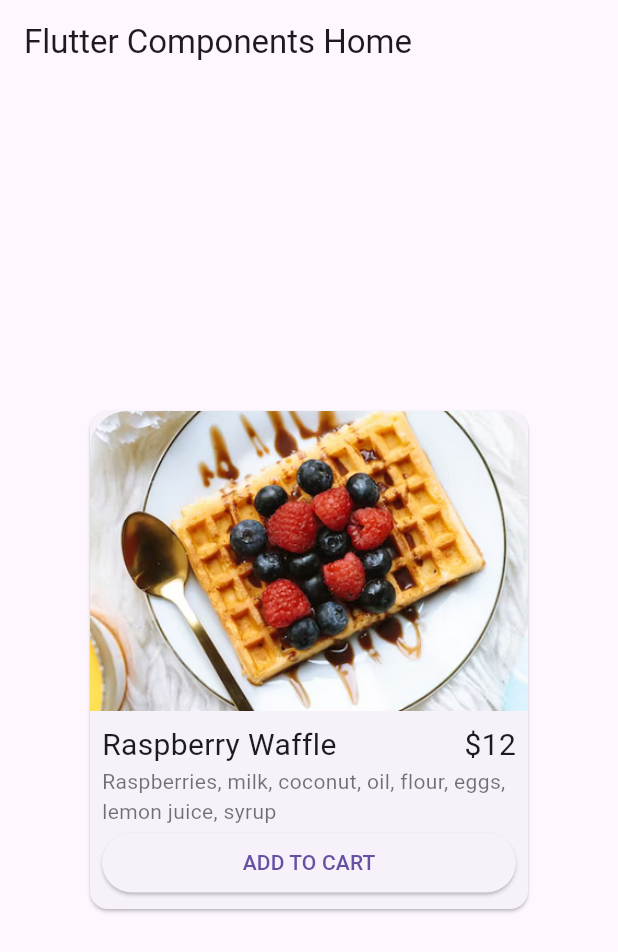
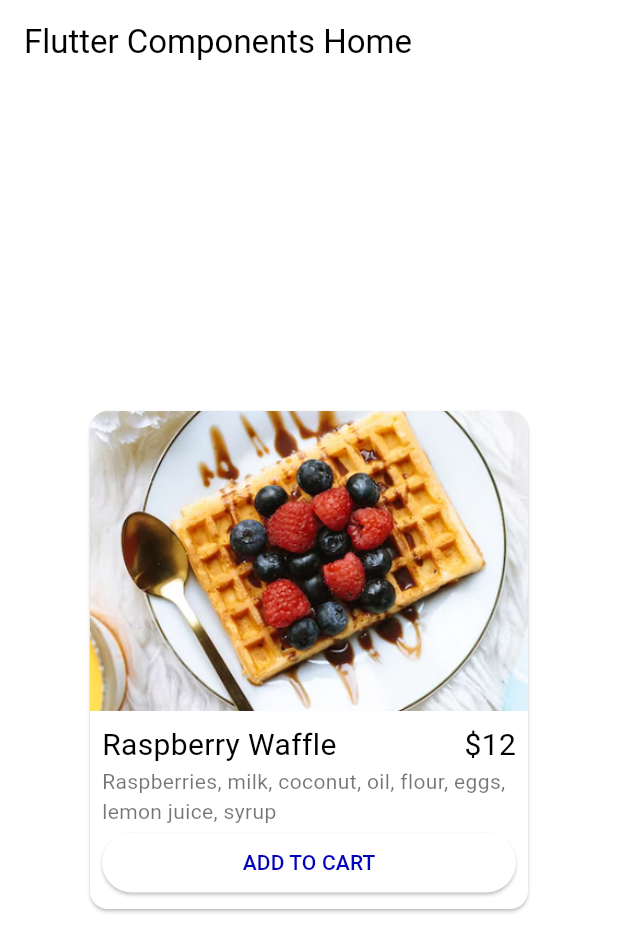
Before and after one commit to RobKabob1/Flutter-Components, a Flutter app: the screen it shows after launch, on a phone screen of 412 x 824 dp. Shown: the top 952 px of the screen. Run offline on Flutter 3.47's test engine with Material 3 defaults, Android fonts, the phone set to English and light mode, and no system bars.

```diff
--- a/lib/food_card.dart
+++ b/lib/food_card.dart
@@ -15,8 +15,8 @@ class FoodCard extends StatelessWidget {
               Container(
                 decoration: const BoxDecoration(
                   borderRadius: BorderRadius.only(
-                    topLeft: Radius.circular(25),
-                    topRight: Radius.circular(25),
+                    topLeft: Radius.circular(12),
+                    topRight: Radius.circular(12),
                   ),
                   image: DecorationImage(
                     image: AssetImage('assets/waffle.png'),
--- a/lib/main.dart
+++ b/lib/main.dart
@@ -10,8 +10,11 @@ class MyApp extends StatelessWidget {
 
   @override
   Widget build(BuildContext context) {
-    return const MaterialApp(
+    return MaterialApp(
       title: 'Flutter Components',
+      theme: ThemeData(
+        colorScheme: ColorScheme.highContrastLight(),
+      ),
       home: MyHomePage(title: 'Flutter Components Home'),
     );
   }
```
Also changed, not shown: 2 other files.
